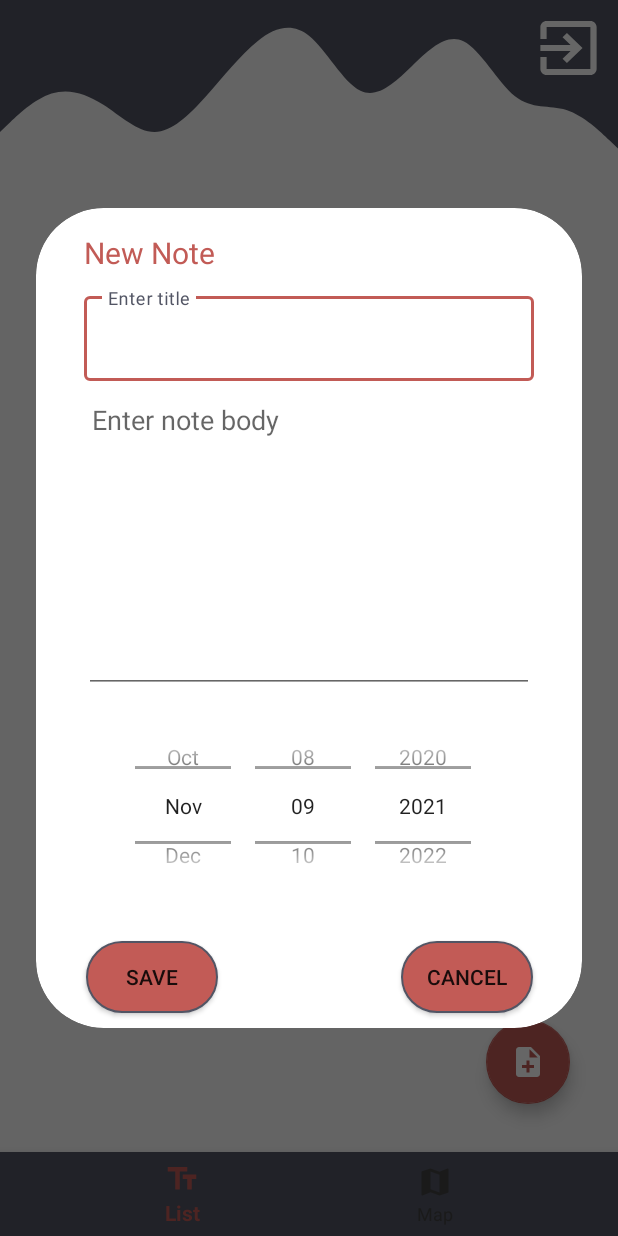
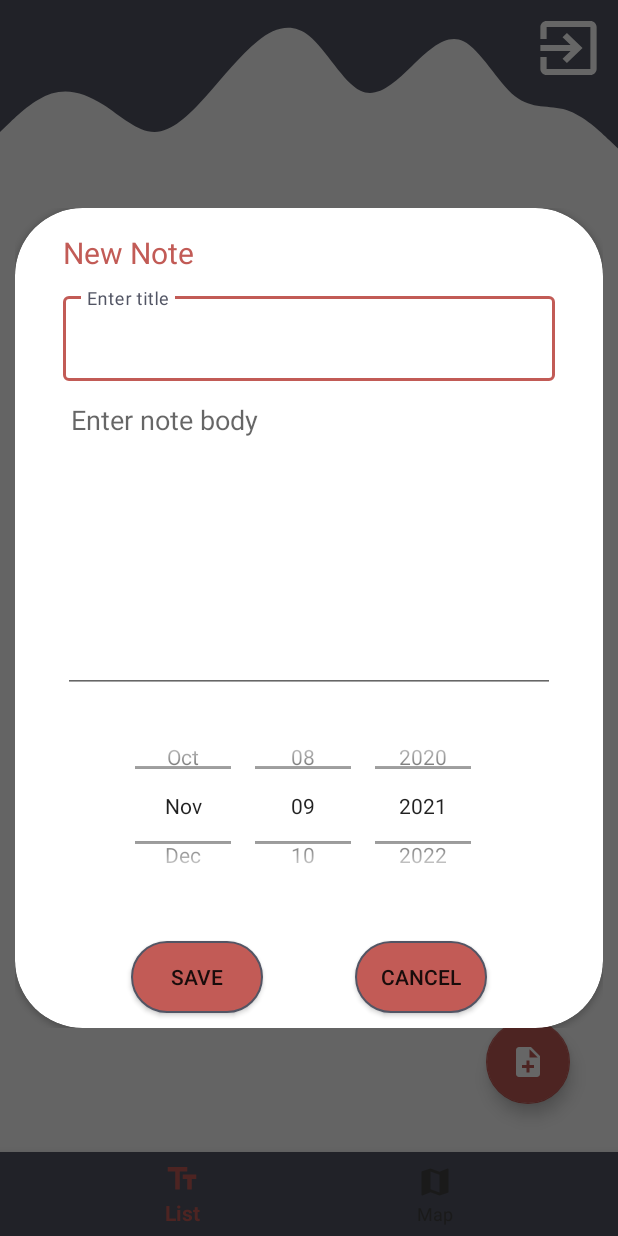
Before and after one commit to LiorShor/MoveoAssignment, an Android app: the NotesFragment screen opened directly, with no data from a screen before it, after a tap on "Add note", on a phone screen of 412 x 824 dp. Run offline under Robolectric (Android 15) with nearby library versions, the phone set to English and light mode, and no system bars; our stand-ins replace Firebase (no records; nobody signed in at launch, a user with empty details on screens opened directly), navigation-ui.

Commit message:
Fixed back press bug; Fixed dialog size bug; Fixed email edit text bug; Taken care of deprecated code Added password recovery option Deleted unnecessary code

```diff
--- a/app/src/main/java/com/example/moveoassignment/model/Validation.java
+++ b/app/src/main/java/com/example/moveoassignment/model/Validation.java
@@ -18,7 +18,7 @@ public class Validation {
         if (email.contains("@")) {
             return Patterns.EMAIL_ADDRESS.matcher(email).matches();
         } else {
-            return !email.trim().isEmpty();
+            return false;
         }
     }
 }
--- a/app/src/main/java/com/example/moveoassignment/repositories/NotesRepository.java
+++ b/app/src/main/java/com/example/moveoassignment/repositories/NotesRepository.java
@@ -11,7 +11,9 @@ import com.google.firebase.database.DatabaseReference;
 import com.google.firebase.database.FirebaseDatabase;
 import com.google.firebase.database.ValueEventListener;
 
+import java.text.SimpleDateFormat;
 import java.util.HashMap;
+import java.util.Locale;
 import java.util.Map;
 
 public class NotesRepository {
--- a/app/src/main/java/com/example/moveoassignment/view/adapters/NotesAdapter.java
+++ b/app/src/main/java/com/example/moveoassignment/view/adapters/NotesAdapter.java
@@ -1,6 +1,5 @@
 package com.example.moveoassignment.view.adapters;
 
-import android.content.Context;
 import android.view.LayoutInflater;
 import android.view.View;
 import android.view.ViewGroup;
@@ -12,21 +11,21 @@ import androidx.recyclerview.widget.RecyclerView;
 import com.example.moveoassignment.databinding.NoteRowBinding;
 import com.example.moveoassignment.model.Note;
 
+import java.text.SimpleDateFormat;
 import java.util.ArrayList;
 import java.util.Collections;
-import java.util.HashMap;
+import java.util.Locale;
 import java.util.Map;
 
 public class NotesAdapter extends RecyclerView.Adapter<NotesAdapter.ViewHolder> {
     private final ArrayList<Note> mNotesList;
-    private final Context mContext;
     private final OnNoteListener mOnNoteListener;
+    private final SimpleDateFormat dateFormatForDate = new SimpleDateFormat("dd/MM/yyyy 'at' HH:mm", Locale.getDefault());
 
-    public NotesAdapter(Map<String, Note> noteMap, Context context, OnNoteListener onNoteListener) {
+    public NotesAdapter(Map<String, Note> noteMap, OnNoteListener onNoteListener) {
         mNotesList = new ArrayList<>();
         this.mNotesList.addAll(noteMap.values());
         Collections.sort(mNotesList);
-        this.mContext = context;
         this.mOnNoteListener = onNoteListener;
     }
 
@@ -41,7 +40,7 @@ public class NotesAdapter extends RecyclerView.Adapter<NotesAdapter.ViewHolder>
     public void onBindViewHolder(@NonNull NotesAdapter.ViewHolder holder, int position) {
         Note note = mNotesList.get(position);
         holder.mNoteRowBinding.noteTitleTextView.setText(note.getTitle());
-        holder.mNoteRowBinding.noteDateCreationTextView.setText(note.getCreationDate().toString());
+        holder.mNoteRowBinding.noteDateCreationTextView.setText(dateFormatForDate.format(note.getCreationDate()));
     }
 
     @Override
--- a/app/src/main/java/com/example/moveoassignment/view/dialogs/NewNoteDialog.java
+++ b/app/src/main/java/com/example/moveoassignment/view/dialogs/NewNoteDialog.java
@@ -5,9 +5,9 @@ import static android.content.Context.LOCATION_SERVICE;
 import android.annotation.SuppressLint;
 import android.content.pm.PackageManager;
 import android.location.Location;
-import android.location.LocationListener;
 import android.location.LocationManager;
 import android.os.Bundle;
+import android.util.Log;
 import android.view.LayoutInflater;
 import android.view.View;
 import android.view.ViewGroup;
@@ -17,6 +17,9 @@ import android.widget.EditText;
 import android.widget.TextView;
 import android.widget.Toast;
 
+import androidx.activity.result.ActivityResultCallback;
+import androidx.activity.result.ActivityResultLauncher;
+import androidx.activity.result.contract.ActivityResultContracts;
 import androidx.annotation.NonNull;
 import androidx.fragment.app.DialogFragment;
 
@@ -24,25 +27,44 @@ import com.example.moveoassignment.R;
 import com.example.moveoassignment.databinding.DialogNewNoteBinding;
 import com.example.moveoassignment.model.Note;
 import com.example.moveoassignment.viewmodel.NotesViewModel;
-
-import java.text.SimpleDateFormat;
 import java.util.Calendar;
 import java.util.Date;
-import java.util.Locale;
 import java.util.UUID;
 
 public class NewNoteDialog extends DialogFragment {
+
+    private final int REQUEST_CODE_ASK_PERMISSIONS = 123;
     private final NotesViewModel mNotesViewModel;
     private DialogNewNoteBinding mDialogNewNoteBinding;
     private final Note mEditNote;
+    private static final String TAG = "Permissions";
+
 
     public NewNoteDialog(NotesViewModel mNotesViewModel, Note existingNote) {
         this.mNotesViewModel = mNotesViewModel;
         this.mEditNote = existingNote;
+        registerForActivityResult(
+                new ActivityResultContracts.RequestPermission(),
+                result -> {
+                    if (result) {
+                        getLocation();
+                    } else {
+                        Log.e(TAG, "onActivityResult: PERMISSION DENIED");
+                    }
+                });
     }
 
     public static NewNoteDialog newInstance(NotesViewModel notesViewModel, Note existingNote) {
         return new NewNoteDialog(notesViewModel, existingNote);
+    }
+
+    @Override
+    public void onResume() {
+        super.onResume();
+        getDialog().getWindow().setBackgroundDrawableResource(R.drawable.rounded_dialog);
+        getDialog().getWindow().setLayout(
+                ViewGroup.LayoutParams.MATCH_PARENT,
+                ViewGroup.LayoutParams.WRAP_CONTENT);
     }
 
     @Override
@@ -64,7 +86,7 @@ public class NewNoteDialog extends DialogFragment {
             datePicker.init(cal.get(Calendar.YEAR), cal.get(Calendar.MONTH), cal.get(Calendar.DATE), null);
             deleteButton.setOnClickListener(view1 -> {
                 mNotesViewModel.deleteNote(mEditNote);
-                deleteButton.setVisibility(View.INVISIBLE);
+                deleteButton.setVisibility(View.GONE);
                 this.dismiss();
             });
         }
@@ -86,11 +108,6 @@ public class NewNoteDialog extends DialogFragment {
 
     @Override
     public View onCreateView(@NonNull LayoutInflater inflater, ViewGroup container, Bundle savedInstanceState) {
-
-/*        mLocationManager = (LocationManager) getSystemService(LOCATION_SERVICE);
-
-        mLocationManager.requestLocationUpdates(LocationManager.GPS_PROVIDER, LOCATION_REFRESH_TIME,
-                LOCATION_REFRESH_DISTANCE, mLocationListener);*/
         mDialogNewNoteBinding = DialogNewNoteBinding.inflate(LayoutInflater.from(getContext()));
         if (getDialog() != null) {
             getDialog().getWindow().setBackgroundDrawableResource(R.drawable.rounded_dialog);
@@ -113,25 +130,6 @@ public class NewNoteDialog extends DialogFragment {
         return calendar.getTime();
     }
 
-    final private int REQUEST_CODE_ASK_PERMISSIONS = 123;
-
-
-    @Override
-    public void onRequestPermissionsResult(int requestCode, String[] permissions, int[] grantResults) {
-        switch (requestCode) {
-            case REQUEST_CODE_ASK_PERMISSIONS:
-                if (grantResults[0] == PackageManager.PERMISSION_GRANTED) {
-                    getLocation();
-                } else {
-                    // Permission Denied
-                    Toast.makeText(getContext(), "no permissions", Toast.LENGTH_SHORT)
-                            .show();
-                }
-                break;
-            default:
-                super.onRequestPermissionsResult(requestCode, permissions, grantResults);
-        }
-    }
 
     //Get location
     @SuppressLint("MissingPermission")
--- a/app/src/main/java/com/example/moveoassignment/view/fragments/login/RegistrationFragment.java
+++ b/app/src/main/java/com/example/moveoassignment/view/fragments/login/RegistrationFragment.java
@@ -83,7 +83,7 @@ public class RegistrationFragment extends Fragment {
                     emailEditText.getText().toString(),
                     passwordEditText.getText().toString(),
                     getContext());
-            mRegisterViewModel.getRegisterString().observe(getViewLifecycleOwner(), string -> {
+            mRegisterViewModel.getRegisterErrorString().observe(getViewLifecycleOwner(), string -> {
                 Toast.makeText(getContext(), string, Toast.LENGTH_SHORT).show();
             });
         });
--- a/app/src/main/java/com/example/moveoassignment/view/fragments/notes/NotesFragment.java
+++ b/app/src/main/java/com/example/moveoassignment/view/fragments/notes/NotesFragment.java
@@ -12,6 +12,7 @@ import androidx.recyclerview.widget.RecyclerView;
 import android.view.LayoutInflater;
 import android.view.View;
 import android.view.ViewGroup;
+import android.widget.TextView;
 
 import com.example.moveoassignment.databinding.FragmentNotesBinding;
 import com.example.moveoassignment.model.Note;
@@ -24,7 +25,6 @@ import java.util.Map;
 public class NotesFragment extends Fragment {
     private FragmentNotesBinding mFragmentNotesBinding;
     private NotesViewModel mNotesViewModel;
-    private NotesAdapter mNoteAdapter;
 
     public NotesFragment() {
     }
@@ -36,28 +36,28 @@ public class NotesFragment extends Fragment {
 
     @Override
     public void onViewCreated(@NonNull View view, @Nullable Bundle savedInstanceState) {
+        super.onViewCreated(view, savedInstanceState);
         final RecyclerView notesRecyclerView = mFragmentNotesBinding.notesRecyclerView;
-        super.onViewCreated(view, savedInstanceState);
+        final TextView emptyView = mFragmentNotesBinding.emptyView;
         if (getActivity() != null) {
             mNotesViewModel = ViewModelProviders.of(this).get(NotesViewModel.class);
             mNotesViewModel.init();
             ((NotesActivity) getActivity()).setNotesViewModel(mNotesViewModel);
         }
-        mNoteAdapter = new NotesAdapter(mNotesViewModel.getNotesMap().getValue(), getContext(),(NotesAdapter.OnNoteListener) getActivity());
+        NotesAdapter mNoteAdapter = new NotesAdapter(mNotesViewModel.getNotesMap().getValue(), (NotesAdapter.OnNoteListener) getActivity());
         notesRecyclerView.setAdapter(mNoteAdapter);
         notesRecyclerView.setLayoutManager(new LinearLayoutManager(getContext()));
         mNotesViewModel.getIsDataChanged().observe(getViewLifecycleOwner(), isDataChanged ->
         {
             if (isDataChanged) {
                 Map<String, Note> notesMap = mNotesViewModel.getNotesMap().getValue();
-                if(notesMap.size() > 0) {
+                if (notesMap.size() > 0) {
                     mNoteAdapter.setStatusesList(notesMap);
-                    mFragmentNotesBinding.notesRecyclerView.setVisibility(View.VISIBLE);
-                    mFragmentNotesBinding.emptyView.setVisibility(View.GONE);
-                }else
-                {
-                    mFragmentNotesBinding.notesRecyclerView.setVisibility(View.GONE);
-                    mFragmentNotesBinding.emptyView.setVisibility(View.VISIBLE);
+                    notesRecyclerView.setVisibility(View.VISIBLE);
+                    emptyView.setVisibility(View.GONE);
+                } else {
+                    notesRecyclerView.setVisibility(View.GONE);
+                    emptyView.setVisibility(View.VISIBLE);
                 }
             }
         });
--- a/app/src/main/java/com/example/moveoassignment/viewmodel/DataLoadListener.java
+++ /dev/null
@@ -1,5 +0,0 @@
-package com.example.moveoassignment.viewmodel;
-
-public interface DataLoadListener {
-    void onTaskLoaded();
-}
--- a/app/src/main/res/layout/dialog_new_note.xml
+++ b/app/src/main/res/layout/dialog_new_note.xml
@@ -28,7 +28,7 @@
         <com.google.android.material.textfield.TextInputLayout
             android:id="@+id/titleTextInputLayout"
             style="@style/Widget.MaterialComponents.TextInputLayout.OutlinedBox"
-            android:layout_width="300dp"
+            android:layout_width="match_parent"
             android:layout_height="wrap_content"
             android:layout_marginStart="32dp"
             android:layout_marginTop="10dp"
@@ -49,7 +49,7 @@
 
         <EditText
             android:id="@+id/bodyEditText"
-            android:layout_width="300dp"
+            android:layout_width="match_parent"
             android:layout_height="200dp"
             android:layout_marginStart="32dp"
             android:layout_marginTop="8dp"
@@ -66,7 +66,7 @@
 
         <DatePicker
             android:id="@+id/datePicker"
-            android:layout_width="0dp"
+            android:layout_width="match_parent"
             android:layout_height="150dp"
             android:calendarViewShown="false"
             android:datePickerMode="spinner"
@@ -100,7 +100,7 @@
             android:layout_marginEnd="8dp"
             android:layout_marginBottom="10dp"
             android:background="@drawable/button_style"
-            android:visibility="invisible"
+            android:visibility="gone"
             android:text="@string/delete"
             app:layout_constraintBottom_toBottomOf="parent"
             app:layout_constraintEnd_toStartOf="@+id/cancelButton"
--- a/app/src/main/res/values/strings.xml
+++ b/app/src/main/res/values/strings.xml
@@ -31,4 +31,7 @@
     <string name="delete">Delete</string>
     <string name="edit_note">Edit Note</string>
     <string name="click_on_the_button_to_add_new_notes">Click on the + button to add new notes</string>
+    <string name="forgot_password_title">Forgot password</string>
+    <string name="recover">Recover</string>
+    <string name="emailsent">An email has been sent to your email box</string>
 </resources>
```
Also changed, not shown: app/src/main/java/com/example/moveoassignment/repositories/UserRepository.java (+19 -0 lines), app/src/main/java/com/example/moveoassignment/view/activities/LoginActivity.java (+9 -9 lines), app/src/main/java/com/example/moveoassignment/view/activities/MainActivity.java (+18 -3 lines), app/src/main/java/com/example/moveoassignment/view/dialogs/ForgotPasswordDialog.java (added, +64 -0 lines), app/src/main/java/com/example/moveoassignment/view/fragments/login/AbstractSignInFragment.java (deleted, +0 -19 lines), app/src/main/java/com/example/moveoassignment/view/fragments/login/LoginFragment.java (+7 -1 lines), app/src/main/java/com/example/moveoassignment/view/fragments/login/ViewBindedFragment.java (deleted, +0 -58 lines), app/src/main/java/com/example/moveoassignment/viewmodel/LoginRegisterViewModel.java (+8 -3 lines), app/src/main/res/layout/activity_main.xml (+0 -8 lines), app/src/main/res/layout/forgot_password.xml (added, +69 -0 lines), app/src/main/res/layout/note_row.xml (+32 -23 lines).
